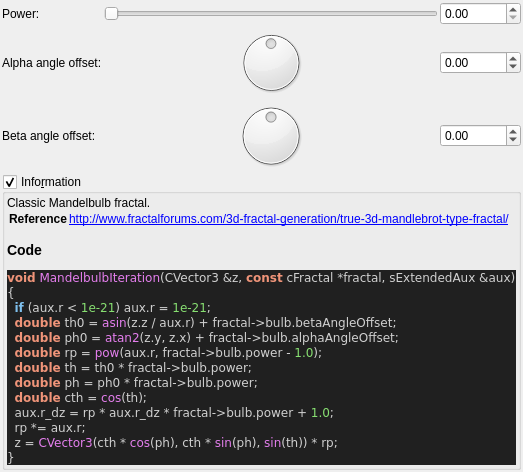
First picture: the form in mandelbulber2/qt_data/fractal_mandelbulb.ui, repository buddhi1980/mandelbulber2, before the edit.
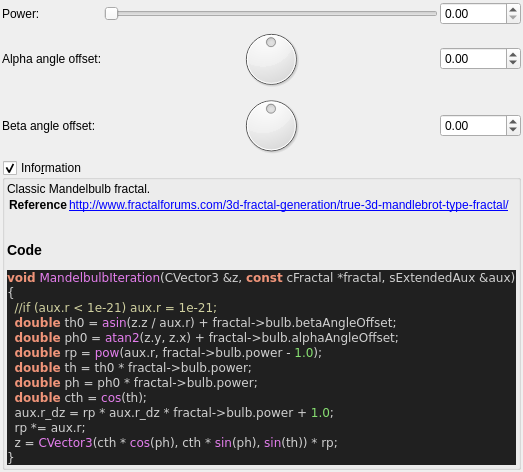
Second picture: the form after the edit. Custom widgets are drawn as their Qt base class.

Commit message:
stripped code highlight output to body tag
 the surrounding part (HTML Tag and comment) contained version specific parts.
 Now only the body tag will be written to the ui file,
 so the complete output of populateUiInformation.php should be reproducable.

 Also readded broken symlinks in deploy/share/mandelbulber2

The edit to the form file:
```diff
--- a/mandelbulber2/qt_data/fractal_mandelbulb.ui
+++ b/mandelbulber2/qt_data/fractal_mandelbulb.ui
@@ -217,19 +217,14 @@
        <widget class="QLabel" name="label_code_content">
         <property name="text">
          <string>&lt;p&gt;Classic Mandelbulb fractal.&lt;/p&gt;&lt;table&gt;
-&lt;tr&gt;&lt;th&gt;Reference&lt;/th&gt;&lt;td&gt;&lt;a href=&quot;http://www.fractalforums.com/3d-fractal-generation/true-3d-mandlebrot-type-fractal/&quot;&gt;http://www.fractalforums.com/3d-fractal-generation/true-3d-mandlebrot-type-fractal/&lt;/a&gt;&lt;/td&gt;&lt;/tr&gt;
+&lt;tr&gt;&lt;th&gt;Reference&lt;/th&gt;&lt;td&gt;&lt;a href=&quot;http://www.fractalforums.com/3d-fractal-generation/true-3d-mandlebrot-type-fractal/&quot;&gt;http://www.fractalforums.com/3d-fractal-generation/true-3d-mandlebrot-type-fractal/&lt;br&gt;
+&lt;/td&gt;&lt;/tr&gt;
 &lt;/table&gt;
 &lt;h3&gt;Code&lt;/h3&gt;
-&lt;!DOCTYPE HTML PUBLIC &quot;-//W3C//DTD HTML 4.0 Transitional//EN&quot;&gt;
-&lt;html&gt;
-&lt;head&gt;
-&lt;meta http-equiv=&quot;content-type&quot; content=&quot;text/html; charset=ISO-8859-1&quot;&gt;
-&lt;title&gt;Source file&lt;/title&gt;
-&lt;/head&gt;
 &lt;body style=&quot;background-color:#202020&quot;&gt;
-&lt;pre style=&quot;color:#d0d0d0; background-color:#202020;  font-family:'Courier New';&quot;&gt;&lt;span style=&quot;color:#f09479; font-weight:bold&quot;&gt;void&lt;/span&gt; &lt;span style=&quot;color:#e47eed&quot;&gt;MandelbulbIteration&lt;/span&gt;&lt;span style=&quot;color:#d0d0d0&quot;&gt;(&lt;/span&gt;CVector3 &lt;span style=&quot;color:#d0d0d0&quot;&gt;&amp;amp;&lt;/span&gt;z&lt;span style=&quot;color:#d0d0d0&quot;&gt;,&lt;/span&gt; &lt;span style=&quot;color:#f09479; font-weight:bold&quot;&gt;const&lt;/span&gt; cFractal &lt;span style=&quot;color:#d0d0d0&quot;&gt;*&lt;/span&gt;fractal&lt;span style=&quot;color:#d0d0d0&quot;&gt;,&lt;/span&gt; sExtendedAux &lt;span style=&quot;color:#d0d0d0&quot;&gt;&amp;amp;&lt;/span&gt;aux&lt;span style=&quot;color:#d0d0d0&quot;&gt;)&lt;/span&gt;
+&lt;pre style=&quot;color:#d0d0d0; background-color:#202020;  font-family:'Courier New',monospace;&quot;&gt;&lt;span style=&quot;color:#f09479; font-weight:bold&quot;&gt;void&lt;/span&gt; &lt;span style=&quot;color:#e47eed&quot;&gt;MandelbulbIteration&lt;/span&gt;&lt;span style=&quot;color:#d0d0d0&quot;&gt;(&lt;/span&gt;CVector3 &lt;span style=&quot;color:#d0d0d0&quot;&gt;&amp;amp;&lt;/span&gt;z&lt;span style=&quot;color:#d0d0d0&quot;&gt;,&lt;/span&gt; &lt;span style=&quot;color:#f09479; font-weight:bold&quot;&gt;const&lt;/span&gt; cFractal &lt;span style=&quot;color:#d0d0d0&quot;&gt;*&lt;/span&gt;fractal&lt;span style=&quot;color:#d0d0d0&quot;&gt;,&lt;/span&gt; sExtendedAux &lt;span style=&quot;color:#d0d0d0&quot;&gt;&amp;amp;&lt;/span&gt;aux&lt;span style=&quot;color:#d0d0d0&quot;&gt;)&lt;/span&gt;
 &lt;span style=&quot;color:#d0d0d0&quot;&gt;{&lt;/span&gt;
-  &lt;span style=&quot;color:#7ec0ee; font-weight:bold&quot;&gt;if&lt;/span&gt; &lt;span style=&quot;color:#d0d0d0&quot;&gt;(&lt;/span&gt;aux&lt;span style=&quot;color:#d0d0d0&quot;&gt;.&lt;/span&gt;r &lt;span style=&quot;color:#d0d0d0&quot;&gt;&amp;lt;&lt;/span&gt; &lt;span style=&quot;color:#87df71&quot;&gt;1e-21&lt;/span&gt;&lt;span style=&quot;color:#d0d0d0&quot;&gt;)&lt;/span&gt; aux&lt;span style=&quot;color:#d0d0d0&quot;&gt;.&lt;/span&gt;r &lt;span style=&quot;color:#d0d0d0&quot;&gt;=&lt;/span&gt; &lt;span style=&quot;color:#87df71&quot;&gt;1e-21&lt;/span&gt;&lt;span style=&quot;color:#d0d0d0&quot;&gt;;&lt;/span&gt;
+  &lt;span style=&quot;color:#d0d0a0&quot;&gt;//if (aux.r &amp;lt; 1e-21) aux.r = 1e-21;&lt;/span&gt;
   &lt;span style=&quot;color:#f09479; font-weight:bold&quot;&gt;double&lt;/span&gt; th0 &lt;span style=&quot;color:#d0d0d0&quot;&gt;=&lt;/span&gt; &lt;span style=&quot;color:#e47eed&quot;&gt;asin&lt;/span&gt;&lt;span style=&quot;color:#d0d0d0&quot;&gt;(&lt;/span&gt;z&lt;span style=&quot;color:#d0d0d0&quot;&gt;.&lt;/span&gt;z &lt;span style=&quot;color:#d0d0d0&quot;&gt;/&lt;/span&gt; aux&lt;span style=&quot;color:#d0d0d0&quot;&gt;.&lt;/span&gt;r&lt;span style=&quot;color:#d0d0d0&quot;&gt;) +&lt;/span&gt; fractal&lt;span style=&quot;color:#d0d0d0&quot;&gt;-&amp;gt;&lt;/span&gt;bulb&lt;span style=&quot;color:#d0d0d0&quot;&gt;.&lt;/span&gt;betaAngleOffset&lt;span style=&quot;color:#d0d0d0&quot;&gt;;&lt;/span&gt;
   &lt;span style=&quot;color:#f09479; font-weight:bold&quot;&gt;double&lt;/span&gt; ph0 &lt;span style=&quot;color:#d0d0d0&quot;&gt;=&lt;/span&gt; &lt;span style=&quot;color:#e47eed&quot;&gt;atan2&lt;/span&gt;&lt;span style=&quot;color:#d0d0d0&quot;&gt;(&lt;/span&gt;z&lt;span style=&quot;color:#d0d0d0&quot;&gt;.&lt;/span&gt;y&lt;span style=&quot;color:#d0d0d0&quot;&gt;,&lt;/span&gt; z&lt;span style=&quot;color:#d0d0d0&quot;&gt;.&lt;/span&gt;x&lt;span style=&quot;color:#d0d0d0&quot;&gt;) +&lt;/span&gt; fractal&lt;span style=&quot;color:#d0d0d0&quot;&gt;-&amp;gt;&lt;/span&gt;bulb&lt;span style=&quot;color:#d0d0d0&quot;&gt;.&lt;/span&gt;alphaAngleOffset&lt;span style=&quot;color:#d0d0d0&quot;&gt;;&lt;/span&gt;
   &lt;span style=&quot;color:#f09479; font-weight:bold&quot;&gt;double&lt;/span&gt; rp &lt;span style=&quot;color:#d0d0d0&quot;&gt;=&lt;/span&gt; &lt;span style=&quot;color:#e47eed&quot;&gt;pow&lt;/span&gt;&lt;span style=&quot;color:#d0d0d0&quot;&gt;(&lt;/span&gt;aux&lt;span style=&quot;color:#d0d0d0&quot;&gt;.&lt;/span&gt;r&lt;span style=&quot;color:#d0d0d0&quot;&gt;,&lt;/span&gt; fractal&lt;span style=&quot;color:#d0d0d0&quot;&gt;-&amp;gt;&lt;/span&gt;bulb&lt;span style=&quot;color:#d0d0d0&quot;&gt;.&lt;/span&gt;power &lt;span style=&quot;color:#d0d0d0&quot;&gt;-&lt;/span&gt; &lt;span style=&quot;color:#87df71&quot;&gt;1.0&lt;/span&gt;&lt;span style=&quot;color:#d0d0d0&quot;&gt;);&lt;/span&gt;
@@ -241,10 +236,7 @@
   z &lt;span style=&quot;color:#d0d0d0&quot;&gt;=&lt;/span&gt; &lt;span style=&quot;color:#e47eed&quot;&gt;CVector3&lt;/span&gt;&lt;span style=&quot;color:#d0d0d0&quot;&gt;(&lt;/span&gt;cth &lt;span style=&quot;color:#d0d0d0&quot;&gt;*&lt;/span&gt; &lt;span style=&quot;color:#e47eed&quot;&gt;cos&lt;/span&gt;&lt;span style=&quot;color:#d0d0d0&quot;&gt;(&lt;/span&gt;ph&lt;span style=&quot;color:#d0d0d0&quot;&gt;),&lt;/span&gt; cth &lt;span style=&quot;color:#d0d0d0&quot;&gt;*&lt;/span&gt; &lt;span style=&quot;color:#e47eed&quot;&gt;sin&lt;/span&gt;&lt;span style=&quot;color:#d0d0d0&quot;&gt;(&lt;/span&gt;ph&lt;span style=&quot;color:#d0d0d0&quot;&gt;),&lt;/span&gt; &lt;span style=&quot;color:#e47eed&quot;&gt;sin&lt;/span&gt;&lt;span style=&quot;color:#d0d0d0&quot;&gt;(&lt;/span&gt;th&lt;span style=&quot;color:#d0d0d0&quot;&gt;)) *&lt;/span&gt; rp&lt;span style=&quot;color:#d0d0d0&quot;&gt;;&lt;/span&gt;
 &lt;span style=&quot;color:#d0d0d0&quot;&gt;}&lt;/span&gt;
 &lt;/pre&gt;
-&lt;/body&gt;
-&lt;/html&gt;
-&lt;!--HTML generated by highlight 3.9, http://www.andre-simon.de/--&gt;
-</string>
+&lt;/body&gt;</string>
         </property>
         <property name="wordWrap">
          <bool>true</bool>
```
The commit also changes 109 other files.
